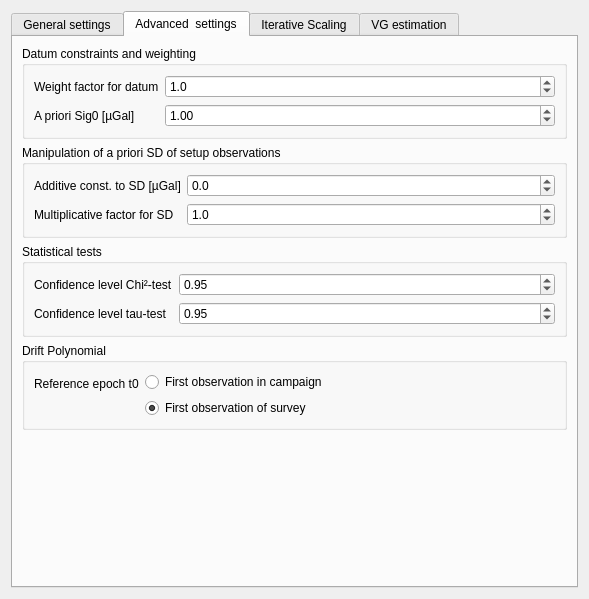
Qt form gravtools/gui/dialog_estimation_settings.ui (ahellers/GravTools) before a commit.
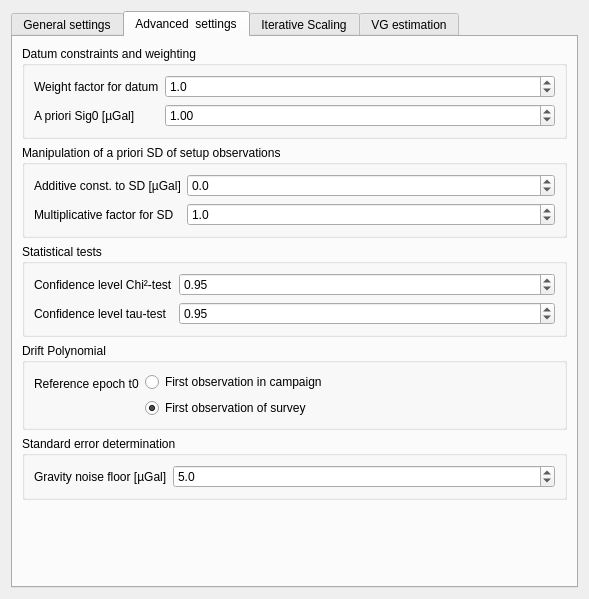
The same form after that commit. The open tabs and pages were chosen to show the change.

Commit message: Added an optional noise floor for the determiantion of standard errors (in addition to std. deviations) for the gravity estimates. Datum stations are now highlighted in tables by the color defined in the settings file.

Patch:
```diff
--- a/gravtools/gui/dialog_estimation_settings.ui
+++ b/gravtools/gui/dialog_estimation_settings.ui
@@ -397,6 +397,45 @@
          </layout>
         </widget>
        </item>
+       <item>
+        <widget class="QGroupBox" name="groupBox_se_determination">
+         <property name="toolTip">
+          <string>Settings for the determination of uncertainties of the estimates.</string>
+         </property>
+         <property name="title">
+          <string>Standard error determination</string>
+         </property>
+         <layout class="QVBoxLayout" name="verticalLayout_17">
+          <item>
+           <layout class="QFormLayout" name="formLayout_11">
+            <item row="0" column="0">
+             <widget class="QLabel" name="label_11">
+              <property name="toolTip">
+               <string>&lt;html&gt;&lt;head/&gt;&lt;body&gt;&lt;p&gt;The standard error &lt;span style=&quot; font-style:italic;&quot;&gt;SE&lt;/span&gt; of the estimated gravity values at stations is calculated by &lt;span style=&quot; font-style:italic;&quot;&gt;SE = sqrt(SD&lt;/span&gt;&lt;span style=&quot; font-style:italic; vertical-align:super;&quot;&gt;2 &lt;/span&gt;&lt;span style=&quot; font-style:italic;&quot;&gt;+ NF&lt;/span&gt;&lt;span style=&quot; font-style:italic; vertical-align:super;&quot;&gt;2&lt;/span&gt;&lt;span style=&quot; font-style:italic;&quot;&gt;)&lt;/span&gt;, where &lt;span style=&quot; font-style:italic;&quot;&gt;SD&lt;/span&gt; is the estimated standard deviation of the station's gravity and &lt;span style=&quot; font-style:italic;&quot;&gt;NF&lt;/span&gt; is the noise floor value specified here.&lt;/p&gt;&lt;/body&gt;&lt;/html&gt;</string>
+              </property>
+              <property name="text">
+               <string>Gravity noise floor [µGal]</string>
+              </property>
+             </widget>
+            </item>
+            <item row="0" column="1">
+             <widget class="QDoubleSpinBox" name="doubleSpinBox_gravity_noise_floor_mugal">
+              <property name="toolTip">
+               <string>&lt;html&gt;&lt;head/&gt;&lt;body&gt;&lt;p&gt;The standard error &lt;span style=&quot; font-style:italic;&quot;&gt;SE&lt;/span&gt; of the estimated gravity values at stations is calculated by &lt;span style=&quot; font-style:italic;&quot;&gt;SE = sqrt(SD&lt;/span&gt;&lt;span style=&quot; font-style:italic; vertical-align:super;&quot;&gt;2 &lt;/span&gt;&lt;span style=&quot; font-style:italic;&quot;&gt;+ NF&lt;/span&gt;&lt;span style=&quot; font-style:italic; vertical-align:super;&quot;&gt;2&lt;/span&gt;&lt;span style=&quot; font-style:italic;&quot;&gt;)&lt;/span&gt;, where &lt;span style=&quot; font-style:italic;&quot;&gt;SD&lt;/span&gt; is the estimated standard deviation of the station's gravity and &lt;span style=&quot; font-style:italic;&quot;&gt;NF&lt;/span&gt; is the noise floor value specified here.&lt;/p&gt;&lt;/body&gt;&lt;/html&gt;</string>
+              </property>
+              <property name="decimals">
+               <number>1</number>
+              </property>
+              <property name="value">
+               <double>5.000000000000000</double>
+              </property>
+             </widget>
+            </item>
+           </layout>
+          </item>
+         </layout>
+        </widget>
+       </item>
        <item>
         <spacer name="verticalSpacer_2">
          <property name="orientation">
```
Left out of the diff: 2 changed lines with no effect on the pictures. The commit also changes 7 other files.
